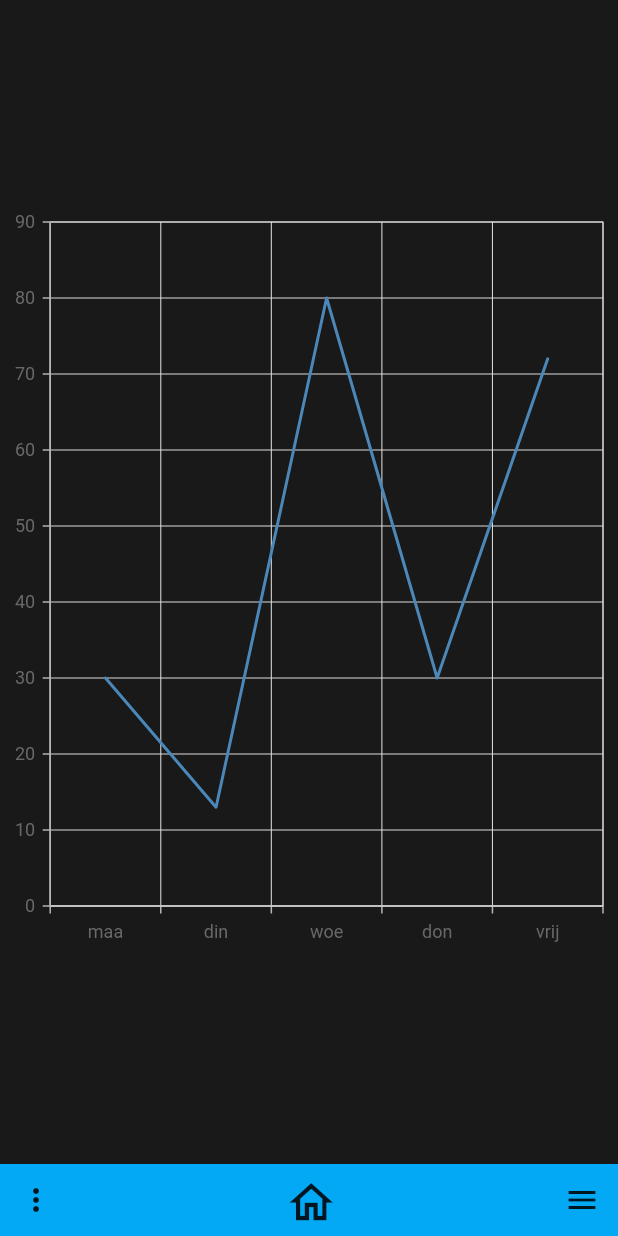
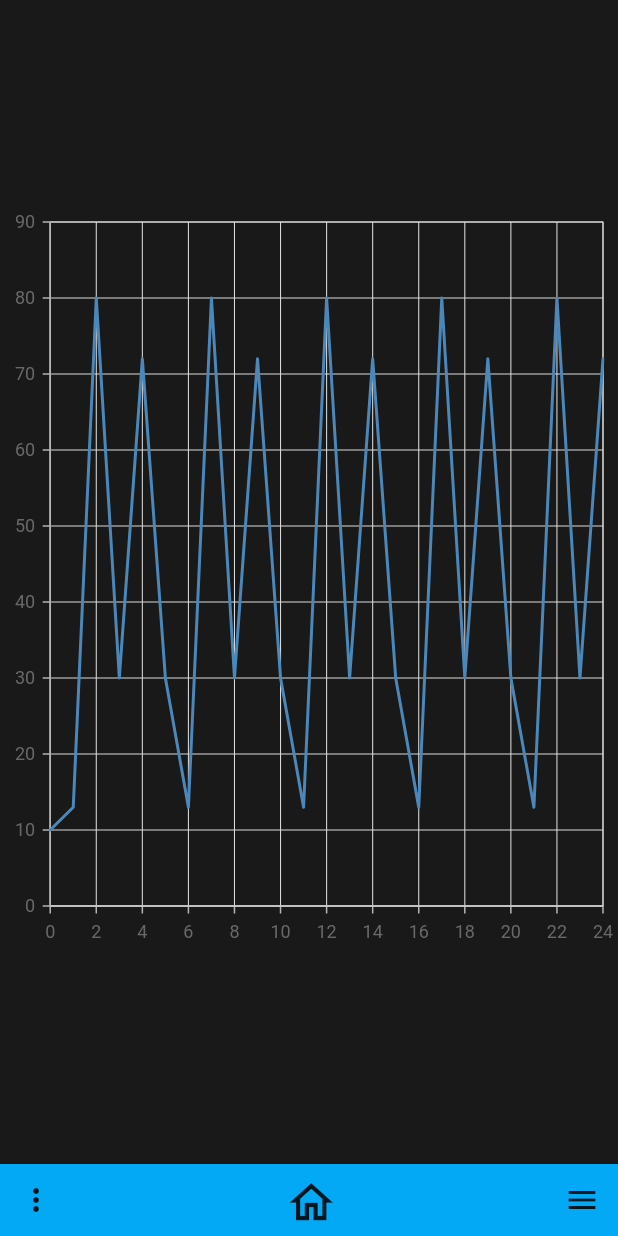
Before and after one commit to Thomasdespiegelaere/eindwerk, a Flutter app: the screen it shows after launch, after a tap on "Gegevens", on a phone screen of 412 x 824 dp. Run offline on Flutter 3.47's test engine with Material 2 defaults, Android fonts, the phone set to English and light mode, and no system bars; our stand-ins replace firebase_core, firebase_database, syncfusion_flutter_charts; missing offline and left inert: dart:ffi; accounts and stored records are empty.

Commit message:
alles zonder demux

```diff
--- a/eindwerk_app/lib/mobile_gegevens.dart
+++ b/eindwerk_app/lib/mobile_gegevens.dart
@@ -1,8 +1,10 @@
+import 'dart:async';
 import 'package:flutter/material.dart';
 import 'package:eindwerk_app/Weekplanning.dart';
 import 'package:flutter/services.dart';
 import 'package:syncfusion_flutter_charts/charts.dart';
 import 'package:syncfusion_flutter_charts/sparkcharts.dart';
+import 'dart:math' as math;
 
 class Mymobilegegevens extends StatefulWidget {
   //de homepagina class
@@ -12,6 +14,8 @@ class Mymobilegegevens extends StatefulWidget {
 }
 
 class _MymobilegegevensState extends State<Mymobilegegevens> {
+  Timer timer;
+  ChartSeriesController _chartSeriesController;
   //de pagina zelf
   void click() {
     //de functie wanneer de knop van weekplanning wordt ingedrukt
@@ -21,31 +25,70 @@ class _MymobilegegevensState extends State<Mymobilegegevens> {
         MaterialPageRoute(builder: (context) => Weekplanning()));
   }
 
-  final List<ChartSampleData> chartData = <ChartSampleData>[
-    ChartSampleData("maa", 30),
-    ChartSampleData("din", 13),
-    ChartSampleData("woe", 80),
-    ChartSampleData("don", 30),
-    ChartSampleData("vrij", 72)
+  int time = 25;
+  void _updateDataSource(Timer timer) {
+    chartData.add(ChartSampleData(time++, math.Random().nextInt(80)));
+    chartData.removeAt(0);
+    _chartSeriesController.updateDataSource(
+        addedDataIndex: chartData.length - 1, removedDataIndex: 0);
+  }
+
+  List<ChartSampleData> chartData = <ChartSampleData>[
+    ChartSampleData(0, 10),
+    ChartSampleData(1, 13),
+    ChartSampleData(2, 80),
+    ChartSampleData(3, 30),
+    ChartSampleData(4, 72),
+    ChartSampleData(5, 30),
+    ChartSampleData(6, 13),
+    ChartSampleData(7, 80),
+    ChartSampleData(8, 30),
+    ChartSampleData(9, 72),
+    ChartSampleData(10, 30),
+    ChartSampleData(11, 13),
+    ChartSampleData(12, 80),
+    ChartSampleData(13, 30),
+    ChartSampleData(14, 72),
+    ChartSampleData(15, 30),
+    ChartSampleData(16, 13),
+    ChartSampleData(17, 80),
+    ChartSampleData(18, 30),
+    ChartSampleData(19, 72),
+    ChartSampleData(20, 30),
+    ChartSampleData(21, 13),
+    ChartSampleData(22, 80),
+    ChartSampleData(23, 30),
+    ChartSampleData(24, 72),
   ];
 
   @override
+  void dispose() {
+    super.dispose();
+    timer?.cancel();
+  }
+
   Widget build(BuildContext context) {
+    timer = Timer.periodic(const Duration(seconds: 1), _updateDataSource);
     return Scaffold(
       body: Center(
         child: Container(
-            height: 500,
-            width: 500,
-            child: SfCartesianChart(
-                // Initialize category axis
-                primaryXAxis: CategoryAxis(),
-                series: <ChartSeries>[
-                  // Initialize line series
-                  LineSeries<ChartSampleData, String>(
-                      dataSource: chartData,
-                      xValueMapper: (ChartSampleData data, _) => data.x,
-                      yValueMapper: (ChartSampleData data, _) => data.y)
-                ])),
+          height: 500,
+          width: 500,
+          child: SfCartesianChart(
+              series: [
+                LineSeries<ChartSampleData, int>(
+                  onRendererCreated: (ChartSeriesController controller) {
+                    _chartSeriesController = controller;
+                  },
+                  dataSource: chartData,
+                  xValueMapper: (ChartSampleData data, _) => data.x,
+                  yValueMapper: (ChartSampleData data, _) => data.y,
+                )
+              ],
+              primaryXAxis: NumericAxis(
+                interval: 2,
+              )),
+        ),
       ),
     );
   }
@@ -53,18 +96,8 @@ class _MymobilegegevensState extends State<Mymobilegegevens> {
 
 class ChartSampleData {
   ChartSampleData(this.x, this.y);
-  final String x;
-  final double y;
+  final int x;
+  final int y;
 
   static void add(ChartSampleData chartSampleData) {}
 }
-
-List<ChartSampleData> _getChartData() {
-  ChartSampleData.add(ChartSampleData("maa", 10));
-  ChartSampleData.add(ChartSampleData("din", 10));
-  ChartSampleData.add(ChartSampleData("woe", 10));
-  ChartSampleData.add(ChartSampleData("don", 10));
-  ChartSampleData.add(ChartSampleData("vrij", 10));
-  List<ChartSampleData> chartData;
-  return chartData;
-}
```
Also changed, not shown: 2 other files.
